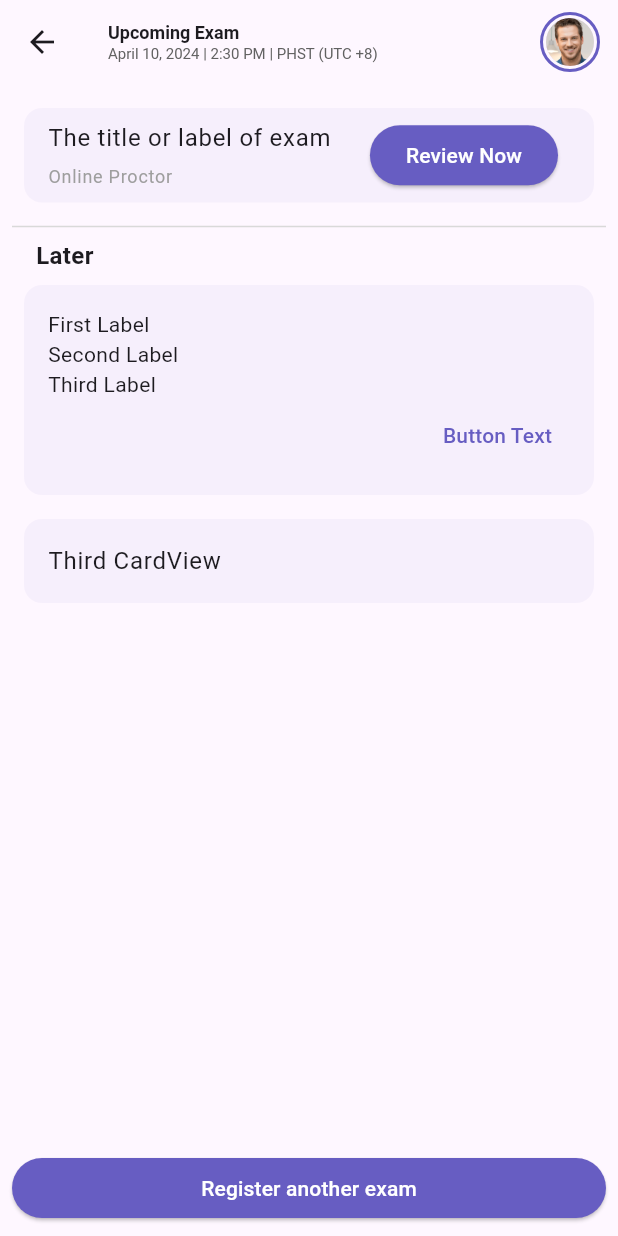
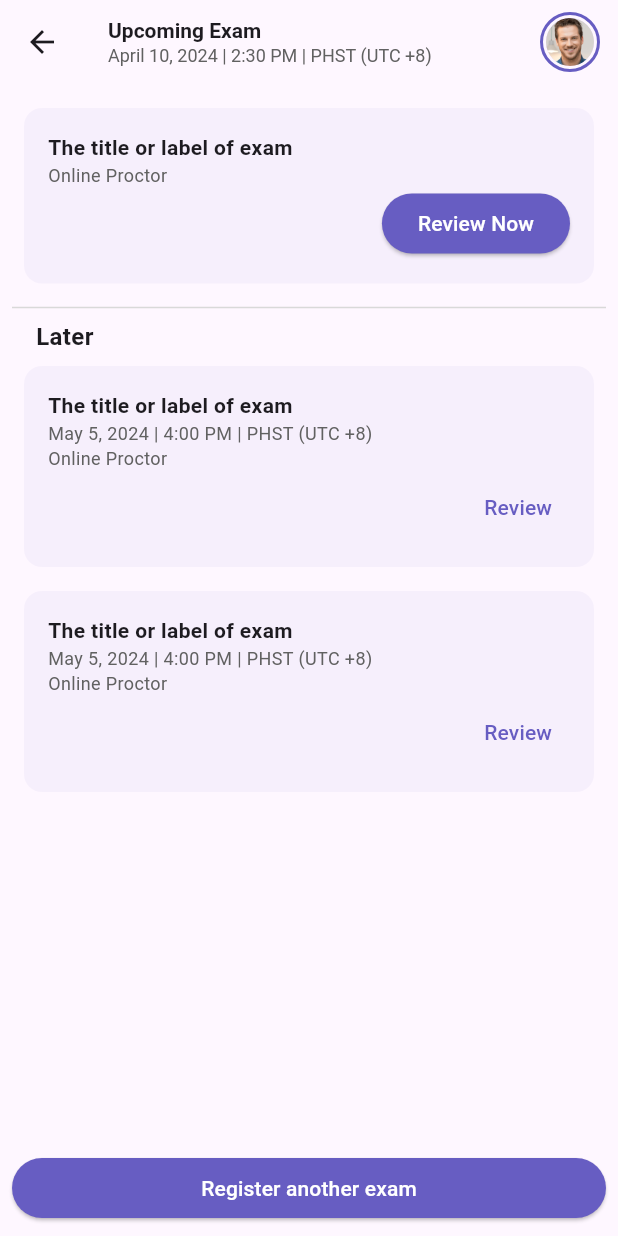
Before and after one commit to arostata/wa_mobile, a Flutter app: the SecondPage screen opened directly, on a phone screen of 412 x 824 dp. Run offline on Flutter 3.47's test engine with Material 3 defaults, Android fonts, the phone set to English and light mode, and no system bars; our stand-ins replace flutter_svg.

Commit message:
Added some code

```diff
--- a/lib/secondPage.dart
+++ b/lib/secondPage.dart
@@ -14,14 +14,14 @@ class SecondPage extends StatelessWidget {
             Text(
               'Upcoming Exam',
               style: TextStyle(
-                fontSize: 12,
+                fontSize: 14,
                 fontWeight: FontWeight.bold,
               ), // Adjust font size as needed
             ),
             Text(
               'April 10, 2024 | 2:30 PM | PHST (UTC +8)',
               style: TextStyle(
-                fontSize: 10,
+                fontSize: 12,
                 color: Color(0xFF616161),
               ), // Adjust font size as needed
             ),
@@ -60,33 +60,42 @@ class SecondPage extends StatelessWidget {
                     margin: const EdgeInsets.all(8), // Add margin for spacing
                     color: const Color.fromRGBO(
                         103, 93, 194, 0.05), // Background color with 5% opacity
-                    child: ListTile(
-                      title: const Column(
+                    child: Padding(
+                      padding: const EdgeInsets.all(16.0),
+                      child: Column(
                         crossAxisAlignment: CrossAxisAlignment.start,
                         children: [
-                          Text('The title or label of exam'),
-                          SizedBox(height: 5), // Adjust spacing
-                          Text(
+                          const Text(
+                            'The title or label of exam',
+                            style: TextStyle(fontWeight: FontWeight.bold),
+                          ),
+                          const Text(
                             'Online Proctor',
                             style: TextStyle(
                               fontSize: 12,
-                              color: Colors.grey,
+                              color: Color(0xFF616161), // Change text color
                             ),
                           ),
+                          Row(
+                            mainAxisAlignment: MainAxisAlignment.end,
+                            children: [
+                              ElevatedButton(
+                                onPressed: () {
+                                  // Handle button press
+                                },
+                                style: ElevatedButton.styleFrom(
+                                  backgroundColor: const Color(
+                                      0xFF675DC2), // Background color
+                                ),
+                                child: const Text(
+                                  'Review Now',
+                                  style: TextStyle(
+                                      color: Colors.white), // Text color
+                                ),
+                              ),
+                            ],
+                          ),
                         ],
-                      ),
-                      trailing: ElevatedButton(
-                        onPressed: () {
-                          // Handle button press
-                        },
-                        style: ElevatedButton.styleFrom(
-                          backgroundColor:
-                              const Color(0xFF675DC2), // Background color
-                        ),
-                        child: const Text(
-                          'Review Now',
-                          style: TextStyle(color: Colors.white), // Text color
-                        ),
                       ),
                     ),
                   ),
@@ -111,9 +120,24 @@ class SecondPage extends StatelessWidget {
                       child: Column(
                         crossAxisAlignment: CrossAxisAlignment.start,
                         children: [
-                          const Text('First Label'),
-                          const Text('Second Label'),
-                          const Text('Third Label'),
+                          const Text(
+                            'The title or label of exam',
+                            style: TextStyle(fontWeight: FontWeight.bold),
+                          ),
+                          const Text(
+                            'May 5, 2024 | 4:00 PM | PHST (UTC +8)',
+                            style: TextStyle(
+                              fontSize: 12,
+                              color: Color(0xFF616161), // Change text color
+                            ),
+                          ),
+                          const Text(
+                            'Online Proctor',
+                            style: TextStyle(
+                              fontSize: 12,
+                              color: Color(0xFF616161), // Change text color
+                            ),
+                          ),
                           Row(
                             mainAxisAlignment: MainAxisAlignment.end,
                             children: [
@@ -122,7 +146,7 @@ class SecondPage extends StatelessWidget {
                                   // Handle button press
                                 },
                                 child: const Text(
-                                  'Button Text',
+                                  'Review',
                                   style: TextStyle(
                                     color: Color(0xFF675DC2), // Text color
                                   ),
@@ -134,13 +158,52 @@ class SecondPage extends StatelessWidget {
                       ),
                     ),
                   ),
-                  const Card(
+                  Card(
                     elevation: 0, // Remove shadow
-                    margin: EdgeInsets.all(8), // Add margin for spacing
-                    color: Color.fromRGBO(
+                    margin: const EdgeInsets.all(8), // Add margin for spacing
+                    color: const Color.fromRGBO(
                         103, 93, 194, 0.05), // Background color with 5% opacity
-                    child: ListTile(
-                      title: Text('Third CardView'),
+                    child: Padding(
+                      padding: const EdgeInsets.all(16.0),
+                      child: Column(
+                        crossAxisAlignment: CrossAxisAlignment.start,
+                        children: [
+                          const Text(
+                            'The title or label of exam',
+                            style: TextStyle(fontWeight: FontWeight.bold),
+                          ),
+                          const Text(
+                            'May 5, 2024 | 4:00 PM | PHST (UTC +8)',
+                            style: TextStyle(
+                              fontSize: 12,
+                              color: Color(0xFF616161), // Change text color
+                            ),
+                          ),
+                          const Text(
+                            'Online Proctor',
+                            style: TextStyle(
+                              fontSize: 12,
+                              color: Color(0xFF616161), // Change text color
+                            ),
+                          ),
+                          Row(
+                            mainAxisAlignment: MainAxisAlignment.end,
+                            children: [
+                              TextButton(
+                                onPressed: () {
+                                  // Handle button press
+                                },
+                                child: const Text(
+                                  'Review',
+                                  style: TextStyle(
+                                    color: Color(0xFF675DC2), // Text color
+                                  ),
+                                ),
+                              ),
+                            ],
+                          ),
+                        ],
+                      ),
                     ),
                   ),
                   // Add more CardViews as needed
```
